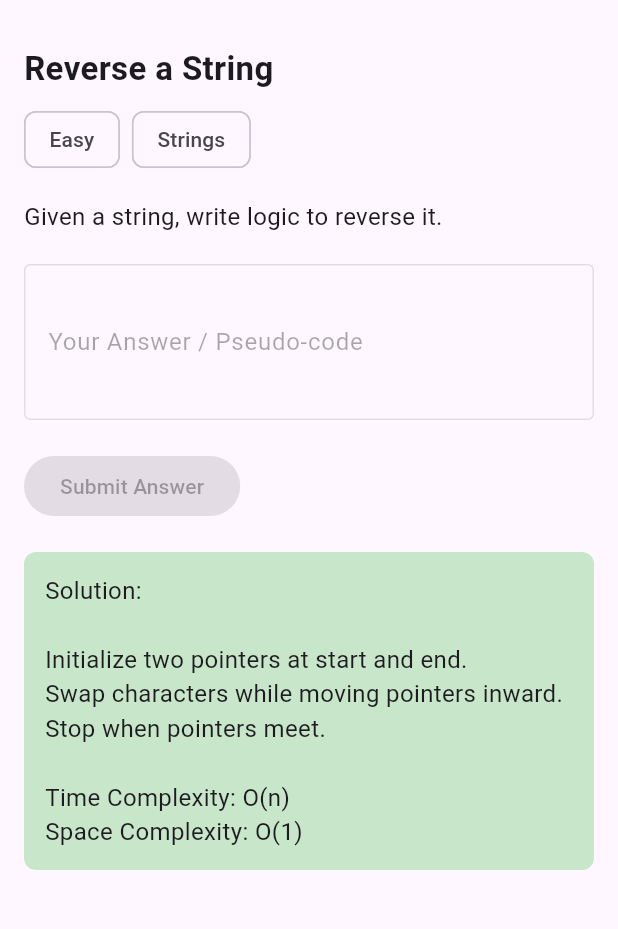
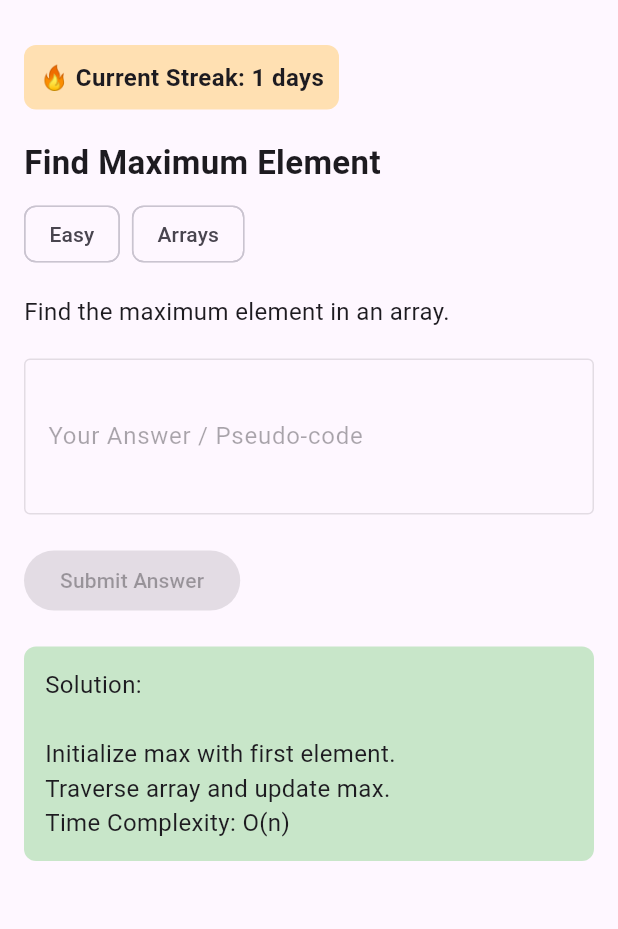
Before and after one commit to SoorajGP/gdg, a Flutter app: the screen it shows after launch, after a tap on "Submit Answer", on a phone screen of 412 x 824 dp, the part 63-992 px from its top. Run offline on Flutter 3.47's test engine with Material 3 defaults, Android fonts, the phone set to English and light mode, and no system bars; our stand-ins replace shared_preferences.

Commit message:
Add daily question rotation and streak

```diff
--- a/daily_coding_app/lib/main.dart
+++ b/daily_coding_app/lib/main.dart
@@ -1,4 +1,5 @@
 import 'package:flutter/material.dart';
+import 'package:shared_preferences/shared_preferences.dart';
 
 void main() {
   runApp(const DailyCodingApp());
@@ -10,15 +11,14 @@ class DailyCodingApp extends StatelessWidget {
 
   @override
   Widget build(BuildContext context) {
-    return MaterialApp(
+    return const MaterialApp(
       debugShowCheckedModeBanner: false,
-      title: 'Daily Coding Question',
-      home: const QuestionScreen(),
+      home: QuestionScreen(),
     );
   }
 }
 
-/// DATA MODEL (QUESTION STRUCTURE)
+/// QUESTION MODEL
 class CodingQuestion {
   final String title;
   final String description;
@@ -47,19 +47,94 @@ class _QuestionScreenState extends State<QuestionScreen> {
   bool submitted = false;
   String userAnswer = "";
 
-  // 🔹 TODAY'S QUESTION (Later this will come from Firebase)
-  final CodingQuestion todayQuestion = CodingQuestion(
-    title: "Reverse a String",
-    description: "Given a string, write logic to reverse it.",
-    difficulty: "Easy",
-    topic: "Strings",
-    solution:
-        "Initialize two pointers at start and end.\n"
-        "Swap characters while moving pointers inward.\n"
-        "Stop when pointers meet.\n\n"
-        "Time Complexity: O(n)\n"
-        "Space Complexity: O(1)",
-  );
+  int currentStreak = 0;
+  String? lastAttemptDate;
+
+  /// QUESTION BANK
+  final List<CodingQuestion> questions = [
+    CodingQuestion(
+      title: "Reverse a String",
+      description: "Write logic to reverse a given string.",
+      difficulty: "Easy",
+      topic: "Strings",
+      solution:
+          "Use two pointers at start and end.\n"
+          "Swap characters until pointers meet.\n"
+          "Time Complexity: O(n)",
+    ),
+    CodingQuestion(
+      title: "Find Maximum Element",
+      description: "Find the maximum element in an array.",
+      difficulty: "Easy",
+      topic: "Arrays",
+      solution:
+          "Initialize max with first element.\n"
+          "Traverse array and update max.\n"
+          "Time Complexity: O(n)",
+    ),
+    CodingQuestion(
+      title: "Check Palindrome",
+      description: "Check whether a string is a palindrome.",
+      difficulty: "Medium",
+      topic: "Strings",
+      solution:
+          "Compare characters from start and end.\n"
+          "If mismatch, not a palindrome.\n"
+          "Time Complexity: O(n)",
+    ),
+  ];
+
+  late CodingQuestion todayQuestion;
+
+  @override
+  void initState() {
+    super.initState();
+    todayQuestion = getTodayQuestion();
+    loadStreak();
+  }
+
+  /// 🔹 DAILY ROTATION
+  CodingQuestion getTodayQuestion() {
+    DateTime now = DateTime.now();
+    int dayNumber = now.year * 1000 + now.month * 50 + now.day;
+    int index = dayNumber % questions.length;
+    return questions[index];
+  }
+
+  /// 🔹 LOAD STREAK FROM LOCAL STORAGE
+  Future<void> loadStreak() async {
+    final prefs = await SharedPreferences.getInstance();
+    setState(() {
+      currentStreak = prefs.getInt('streak') ?? 0;
+      lastAttemptDate = prefs.getString('lastDate');
+    });
+  }
+
+  /// 🔹 UPDATE STREAK ON SUBMIT
+  Future<void> updateStreak() async {
+    final prefs = await SharedPreferences.getInstance();
+    String today = DateTime.now().toIso8601String().split('T')[0];
+
+    if (lastAttemptDate == today) return;
+
+    if (lastAttemptDate != null) {
+      DateTime last = DateTime.parse(lastAttemptDate!);
+      DateTime now = DateTime.now();
+
+      if (now.difference(last).inDays == 1) {
+        currentStreak++;
+      } else {
+        currentStreak = 1;
+      }
+    } else {
+      currentStreak = 1;
+    }
+
+    lastAttemptDate = today;
+
+    await prefs.setInt('streak', currentStreak);
+    await prefs.setString('lastDate', today);
+  }
 
   @override
   Widget build(BuildContext context) {
@@ -69,10 +144,28 @@ class _QuestionScreenState extends State<QuestionScreen> {
         centerTitle: true,
       ),
       body: Padding(
-        padding: const EdgeInsets.all(16.0),
+        padding: const EdgeInsets.all(16),
         child: Column(
           crossAxisAlignment: CrossAxisAlignment.start,
           children: [
+            /// STREAK DISPLAY
+            Container(
+              padding: const EdgeInsets.all(10),
+              decoration: BoxDecoration(
+                color: Colors.orange.shade100,
+                borderRadius: BorderRadius.circular(8),
+              ),
+              child: Text(
+                "🔥 Current Streak: $currentStreak days",
+                style: const TextStyle(
+                  fontSize: 16,
+                  fontWeight: FontWeight.bold,
+                ),
+              ),
+            ),
+
+            const SizedBox(height: 20),
+
             /// TITLE
             Text(
               todayQuestion.title,
@@ -122,17 +215,19 @@ class _QuestionScreenState extends State<QuestionScreen> {
             ElevatedButton(
               onPressed: submitted
                   ? null
-                  : () {
+                  : () async {
                       setState(() {
                         submitted = true;
                       });
+                      await updateStreak();
+                      setState(() {});
                     },
               child: const Text("Submit Answer"),
             ),
 
             const SizedBox(height: 20),
 
-            /// SOLUTION (VISIBLE ONLY AFTER SUBMIT)
+            /// SOLUTION
             if (submitted)
               Container(
                 width: double.infinity,
--- a/daily_coding_app/pubspec.yaml
+++ b/daily_coding_app/pubspec.yaml
@@ -30,6 +30,7 @@ environment:
 dependencies:
   flutter:
     sdk: flutter
+  shared_preferences: ^2.2.2
 
   # The following adds the Cupertino Icons font to your application.
   # Use with the CupertinoIcons class for iOS style icons.
```
Also changed, not shown: daily_coding_app/pubspec.lock, 1 other file.
